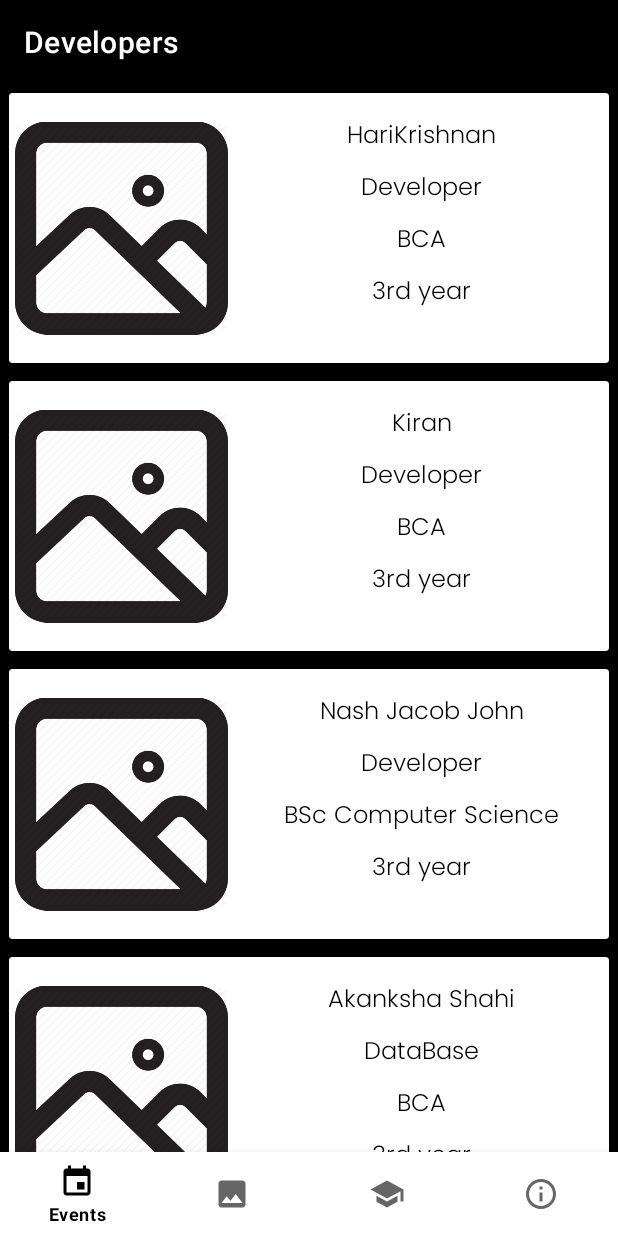
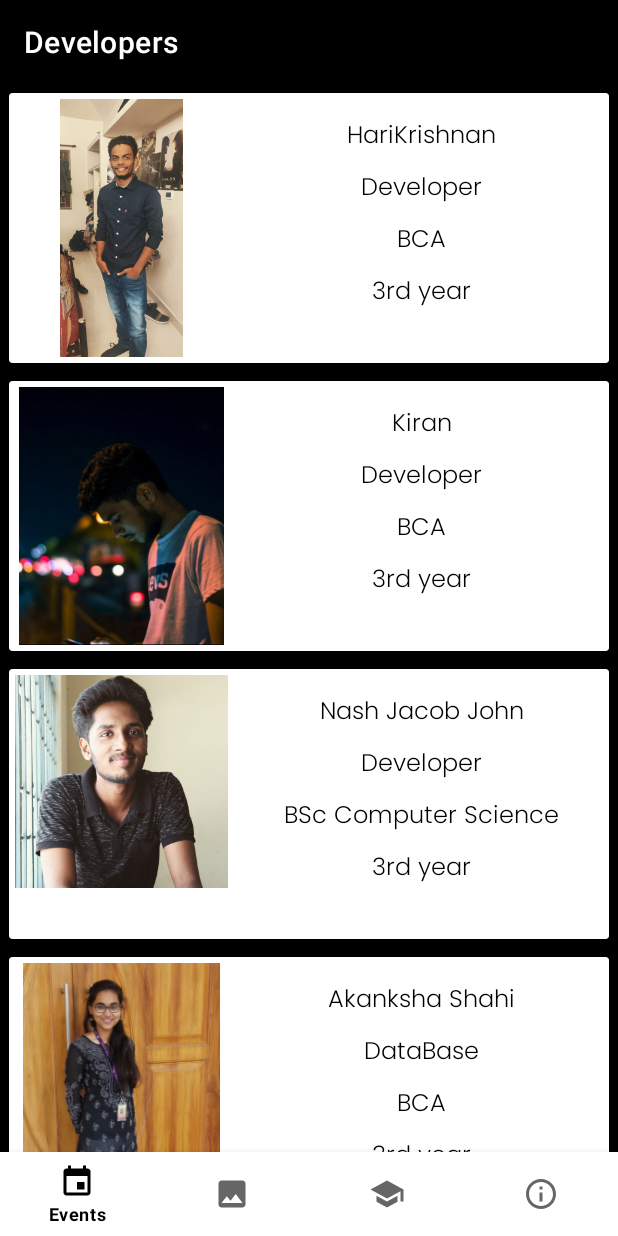
Before and after one commit to krnsree/TechUtsav2k20, an Android app: the fragment DevInfoFragment placed in its activity, on a phone screen of 412 x 824 dp. Run offline under Robolectric (Android 15) with nearby library versions, the phone set to English and light mode, and no system bars; our stand-ins replace Firebase (no records; nobody signed in at launch, a user with empty details on screens opened directly), Shimmer.

Commit message:
final push

```diff
--- a/app/src/main/java/com/example/techutsav/adapters/DevInfoRecyclerViewAdapter.java
+++ b/app/src/main/java/com/example/techutsav/adapters/DevInfoRecyclerViewAdapter.java
@@ -1,6 +1,7 @@
 package com.example.techutsav.adapters;
 
 import android.content.Context;
+import android.util.Log;
 import android.view.LayoutInflater;
 import android.view.View;
 import android.view.ViewGroup;
@@ -11,6 +12,7 @@ import androidx.annotation.NonNull;
 import androidx.fragment.app.FragmentActivity;
 import androidx.recyclerview.widget.RecyclerView;
 
+import com.bumptech.glide.Glide;
 import com.example.techutsav.R;
 import com.example.techutsav.models.DevDataCell;
 
@@ -21,9 +23,6 @@ public class DevInfoRecyclerViewAdapter extends RecyclerView.Adapter<DevInfoRecy
     Context context;
     ArrayList<DevDataCell> devList;
     FragmentActivity activity;
-
-
-
 
 
     public DevInfoRecyclerViewAdapter(Context context, ArrayList<DevDataCell> devList, FragmentActivity activity){
@@ -52,6 +51,7 @@ public class DevInfoRecyclerViewAdapter extends RecyclerView.Adapter<DevInfoRecy
         holder.designation.setText(devList.get(position).getDesination());
         holder.dept.setText(devList.get(position).getDept());
         holder.year.setText(devList.get(position).getYear());
+        Glide.with(context).load(devList.get(position).getImg()).into(holder.image);
     }
 
     @Override
--- a/app/src/main/java/com/example/techutsav/fragments/DevInfoFragment.java
+++ b/app/src/main/java/com/example/techutsav/fragments/DevInfoFragment.java
@@ -2,19 +2,19 @@ package com.example.techutsav.fragments;
 
 
 import android.os.Bundle;
+import android.util.Log;
+import android.view.LayoutInflater;
+import android.view.View;
+import android.view.ViewGroup;
 
 import androidx.fragment.app.Fragment;
 import androidx.recyclerview.widget.LinearLayoutManager;
 import androidx.recyclerview.widget.RecyclerView;
 
-import android.util.Log;
-import android.view.LayoutInflater;
-import android.view.View;
-import android.view.ViewGroup;
-
 import com.example.techutsav.R;
 import com.example.techutsav.adapters.DevInfoRecyclerViewAdapter;
 import com.example.techutsav.models.DevDataCell;
+import com.google.firebase.firestore.FirebaseFirestore;
 
 import java.util.ArrayList;
 
@@ -28,17 +28,17 @@ public class DevInfoFragment extends Fragment {
     DevInfoRecyclerViewAdapter adapter;
     ArrayList<DevDataCell> dList = new ArrayList<>();
 
+    FirebaseFirestore ref;
 
-    final int dev_img[] = {};
-
-    final String dev_name[] = {"HariKrishnan","Kiran","Nash Jacob John","Akanksha Shahi","Sivani Rupvat","Rahul R Y","Rahul Raj" };
-    final String dev_designation[] = {"Developer","Developer","Developer","DataBase","DataBase","Designer","Designer"};
-    final String dev_dept[] = {"BCA","BCA","BSc Computer Science","BCA","BCA","BCA","BCA" };
-    final String dev_year[] = {"3rd year","3rd year","3rd year","3rd year","3rd year","2nd year","3rd year" };
+    final int dev_images[]={R.drawable.hari,R.drawable.kiran,R.drawable.nash,R.drawable.akanksha,R.drawable.sivani,R.drawable.rahulj,R.drawable.rahul};
+    final String dev_name[] = {"HariKrishnan", "Kiran", "Nash Jacob John", "Akanksha Shahi", "Sivani Rupvat", "Rahul R Y", "Rahul Raj"};
+    final String dev_designation[] = {"Developer", "Developer", "Developer", "DataBase", "DataBase", "Designer", "Designer"};
+    final String dev_dept[] = {"BCA", "BCA", "BSc Computer Science", "BCA", "BCA", "BCA", "BCA"};
+    final String dev_year[] = {"3rd year", "3rd year", "3rd year", "3rd year", "3rd year", "2nd year", "3rd year"};
 
 
-
-    public DevInfoFragment() { }
+    public DevInfoFragment() {
+    }
 
 
     @Override
@@ -47,6 +47,8 @@ public class DevInfoFragment extends Fragment {
         // Inflate the layout for this fragment
 
         View view = inflater.inflate(R.layout.fragment_info, container, false);
+
+        ref = FirebaseFirestore.getInstance();
 
         devRecycler = view.findViewById(R.id.dev_recycler);
         devRecycler.setHasFixedSize(true);
@@ -58,18 +60,15 @@ public class DevInfoFragment extends Fragment {
         devRecycler.setAdapter(adapter);
 
 
-
-
-
         return view;
 
 
     }
 
-    ArrayList<DevDataCell> getDevData(){
+    ArrayList<DevDataCell> getDevData() {
 
         ArrayList<DevDataCell> devList = new ArrayList<>();
-        for(int i = 0; i < dev_name.length; i++){
+        for (int i = 0; i < dev_name.length; i++) {
 
             DevDataCell cell = new DevDataCell();
             //cell.setImg(dev_img[i]);
@@ -77,13 +76,10 @@ public class DevInfoFragment extends Fragment {
             cell.setDesination(dev_designation[i]);
             cell.setDept(dev_dept[i]);
             cell.setYear(dev_year[i]);
-
+            cell.setImg(dev_images[i]);
             devList.add(cell);
-              Log.i("DevInfo","Setting");
-
-
+            Log.i("DevInfo", "Setting");
         }
-
         return devList;
     }
 
--- a/app/src/main/res/layout/fragment_registration.xml
+++ b/app/src/main/res/layout/fragment_registration.xml
@@ -13,14 +13,16 @@
         android:layout_height="wrap_content"
         android:background="@color/colorPrimary"
         app:title="@string/reg_toolbar_title"
-        app:titleTextColor="#ffffff"/>
+        app:titleTextColor="#ffffff" />
 
     <TextView
         android:layout_width="match_parent"
         android:layout_height="match_parent"
         android:text="@string/reg_msg"
+        android:textColor="#ffffff"
         android:gravity="center"
         android:textSize="36sp"
-        android:textStyle="bold"/>
+        android:textStyle="bold"
+        android:fontFamily="@font/poppins_light"/>
 
 </LinearLayout>
--- a/app/src/main/res/layout/image_recycler.xml
+++ b/app/src/main/res/layout/image_recycler.xml
@@ -26,7 +26,7 @@
                 <ImageView
                     android:id="@+id/product_image_icon_iv"
                     android:layout_width="match_parent"
-                    android:layout_height="wrap_content"
+                    android:layout_height="match_parent"
                     android:layout_gravity="center"
                     android:adjustViewBounds="true"
                     android:elevation="5dp"
```
Also changed, not shown: app/src/main/java/com/example/techutsav/fragments/ImageViewFragment.java (+14 -0 lines), app/src/main/res/drawable-v24/akanksha.jpeg (added), app/src/main/res/drawable-v24/hari.jpeg (added), app/src/main/res/drawable-v24/kiran.jpeg (added), app/src/main/res/drawable-v24/nash.jpeg (added), app/src/main/res/drawable-v24/rahul.jpeg (added), app/src/main/res/drawable-v24/rahulj.jpg (added), app/src/main/res/drawable-v24/sivani.jpeg (added), app/src/main/res/drawable/akanksha.jpeg (added), app/src/main/res/drawable/hari.jpeg (added), app/src/main/res/drawable/kiran.jpeg (added), app/src/main/res/drawable/nash.jpeg (added), app/src/main/res/drawable/rahul.jpeg (added), app/src/main/res/drawable/rahulj.jpg (added), 1 more files. Lines whose indentation alone changed are shown as unchanged.
